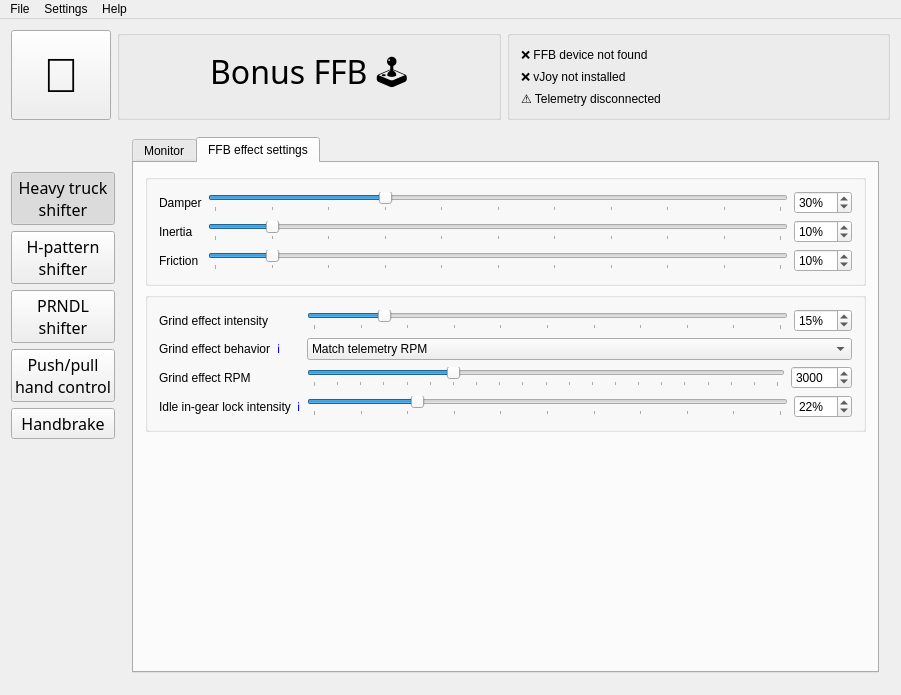
Old version of the form BonusFFB/BonusFFB.ui in the repository kgmonteith/BonusFFB.
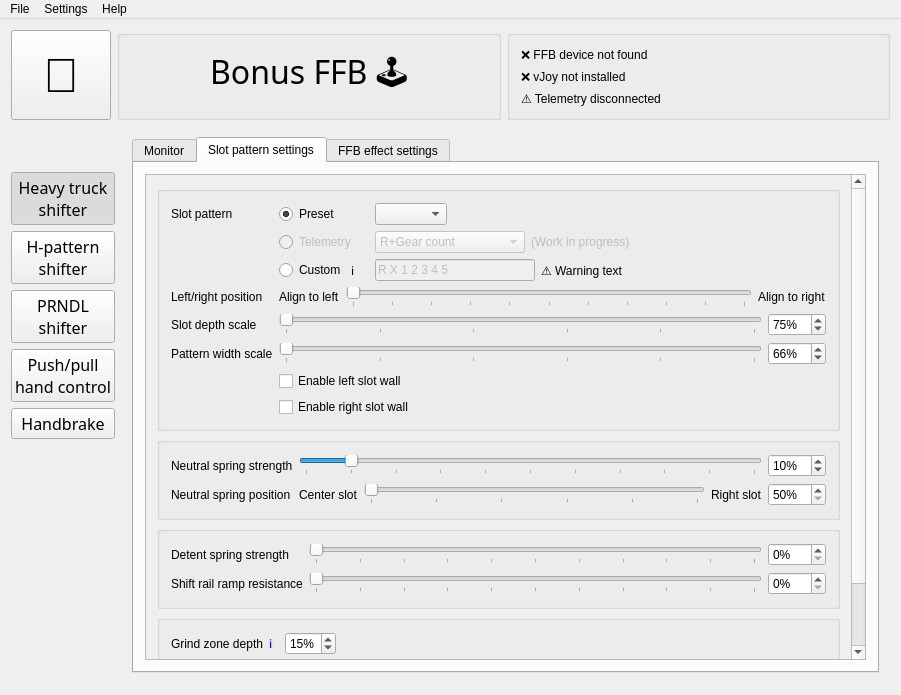
New version of the form. The open tabs and pages were chosen to show the change. Icons and pictures are not drawn.

The edit to the form file:
```diff
--- a/BonusFFB/BonusFFB.ui
+++ b/BonusFFB/BonusFFB.ui
@@ -1886,6 +1886,807 @@
             </item>
            </layout>
           </widget>
+          <widget class="QWidget" name="tab_9">
+           <attribute name="title">
+            <string>Slot pattern settings</string>
+           </attribute>
+           <layout class="QGridLayout" name="gridLayout_23">
+            <item row="0" column="0">
+             <widget class="QScrollArea" name="scrollArea">
+              <property name="frameShape">
+               <enum>QFrame::Shape::StyledPanel</enum>
+              </property>
+              <property name="frameShadow">
+               <enum>QFrame::Shadow::Sunken</enum>
+              </property>
+              <property name="lineWidth">
+               <number>0</number>
+              </property>
+              <property name="widgetResizable">
+               <bool>true</bool>
+              </property>
+              <widget class="QWidget" name="scrollAreaWidgetContents">
+               <property name="geometry">
+                <rect>
+                 <x>0</x>
+                 <y>-149</y>
+                 <width>722</width>
+                 <height>606</height>
+                </rect>
+               </property>
+               <layout class="QVBoxLayout" name="verticalLayout_14">
+                <item>
+                 <widget class="QGroupBox" name="groupBox_32">
+                  <property name="title">
+                   <string/>
+                  </property>
+                  <layout class="QFormLayout" name="formLayout_12">
+                   <item row="1" column="0">
+                    <layout class="QHBoxLayout" name="horizontalLayout_55">
+                     <item>
+                      <widget class="QLabel" name="label_43">
+                       <property name="text">
+                        <string>Slot pattern</string>
+                       </property>
+                      </widget>
+                     </item>
+                    </layout>
+                   </item>
+                   <item row="1" column="1">
+                    <layout class="QHBoxLayout" name="horizontalLayout_27">
+                     <item>
+                      <widget class="QRadioButton" name="hshifter_slotPatternRadioButtonPreset">
+                       <property name="minimumSize">
+                        <size>
+                         <width>90</width>
+                         <height>0</height>
+                        </size>
+                       </property>
+                       <property name="text">
+                        <string>Preset</string>
+                       </property>
+                       <property name="checked">
+                        <bool>true</bool>
+                       </property>
+                      </widget>
+                     </item>
+                     <item>
+                      <widget class="QComboBox" name="hshifter_slotPatternPresetComboBox">
+                       <property name="enabled">
+                        <bool>true</bool>
+                       </property>
+                       <property name="sizePolicy">
+                        <sizepolicy hsizetype="Minimum" vsizetype="Fixed">
+                         <horstretch>0</horstretch>
+                         <verstretch>0</verstretch>
+                        </sizepolicy>
+                       </property>
+                       <property name="currentIndex">
+                        <number>-1</number>
+                       </property>
+                      </widget>
+                     </item>
+                     <item>
+                      <spacer name="horizontalSpacer_3">
+                       <property name="orientation">
+                        <enum>Qt::Orientation::Horizontal</enum>
+                       </property>
+                       <property name="sizeHint" stdset="0">
+                        <size>
+                         <width>40</width>
+                         <height>20</height>
+                        </size>
+                       </property>
+                      </spacer>
+                     </item>
+                    </layout>
+                   </item>
+                   <item row="2" column="1">
+                    <layout class="QHBoxLayout" name="horizontalLayout_8">
+                     <item>
+                      <widget class="QRadioButton" name="hshifter_slotPatternRadioButtonTelemetry">
+                       <property name="enabled">
+                        <bool>false</bool>
+                       </property>
+                       <property name="minimumSize">
+                        <size>
+                         <width>90</width>
+                         <height>0</height>
+                        </size>
+                       </property>
+                       <property name="text">
+                        <string>Telemetry</string>
+                       </property>
+                      </widget>
+                     </item>
+                     <item>
+                      <widget class="QComboBox" name="hshifter_slotPatternTelemetryComboBox">
+                       <property name="enabled">
+                        <bool>false</bool>
+                       </property>
+                       <item>
+                        <property name="text">
+                         <string>R+Gear count</string>
+                        </property>
+                       </item>
+                       <item>
+                        <property name="text">
+                         <string>Dogleg R+Gear count</string>
+                        </property>
+                       </item>
+                       <item>
+                        <property name="text">
+                         <string>Gear count+R</string>
+                        </property>
+                       </item>
+                      </widget>
+                     </item>
+                     <item>
+                      <widget class="QLabel" name="label_22">
+                       <property name="enabled">
+                        <bool>false</bool>
+                       </property>
+                       <property name="text">
+                        <string>(Work in progress)</string>
+                       </property>
+                      </widget>
+                     </item>
+                     <item>
+                      <spacer name="horizontalSpacer_4">
+                       <property name="orientation">
+                        <enum>Qt::Orientation::Horizontal</enum>
+                       </property>
+                       <property name="sizeHint" stdset="0">
+                        <size>
+                         <width>40</width>
+                         <height>20</height>
+                        </size>
+                       </property>
+                      </spacer>
+                     </item>
+                    </layout>
+                   </item>
+                   <item row="3" column="1">
+                    <layout class="QHBoxLayout" name="horizontalLayout_6">
+                     <item>
+                      <widget class="QRadioButton" name="hshifter_slotPatternRadioButtonCustom">
+                       <property name="minimumSize">
+                        <size>
+                         <width>66</width>
+                         <height>0</height>
+                        </size>
+                       </property>
+                       <property name="maximumSize">
+                        <size>
+                         <width>66</width>
+                         <height>16777215</height>
+                        </size>
+                       </property>
+                       <property name="text">
+                        <string>Custom</string>
+                       </property>
+                      </widget>
+                     </item>
+                     <item>
+                      <widget class="QLabel" name="label_21">
+                       <property name="minimumSize">
+                        <size>
+                         <width>18</width>
+                         <height>0</height>
+                        </size>
+                       </property>
+                       <property name="maximumSize">
+                        <size>
+                         <width>18</width>
+                         <height>16777215</height>
+                        </size>
+                       </property>
+                       <property name="text">
+                        <string>ℹ️</string>
+                       </property>
+                      </widget>
+                     </item>
+                     <item>
+                      <widget class="QLineEdit" name="hshifter_slotPatternCustomLineEdit">
+                       <property name="enabled">
+                        <bool>false</bool>
+                       </property>
+                       <property name="maximumSize">
+                        <size>
+                         <width>160</width>
+                         <height>16777215</height>
+                        </size>
+                       </property>
+                       <property name="text">
+                        <string>R X 1 2 3 4 5</string>
+                       </property>
+                       <property name="maxLength">
+                        <number>48</number>
+                       </property>
+                      </widget>
+                     </item>
+                     <item>
+                      <widget class="QLabel" name="hshifter_slotPatternCustomWarningLabel">
+                       <property name="text">
+                        <string>⚠️ Warning text</string>
+                       </property>
+                      </widget>
+                     </item>
+                    </layout>
+                   </item>
+                   <item row="5" column="0">
+                    <layout class="QHBoxLayout" name="horizontalLayout_56">
+                     <item>
+                      <widget class="QLabel" name="label_45">
+                       <property name="text">
+                        <string>Left/right position</string>
+                       </property>
+                      </widget>
+                     </item>
+                    </layout>
+                   </item>
+                   <item row="5" column="1">
+                    <layout class="QHBoxLayout" name="horizontalLayout_110">
+                     <item>
+                      <widget class="QLabel" name="label_9">
+                       <property name="text">
+                        <string>Align to left</string>
+                       </property>
+                      </widget>
+                     </item>
+                     <item>
+                      <widget class="QSlider" name="hshifter_slotPatternLeftOffsetSlider">
+                       <property name="enabled">
+                        <bool>true</bool>
+                       </property>
+                       <property name="maximum">
+                        <number>100</number>
+                       </property>
+                       <property name="singleStep">
+                        <number>10</number>
+                       </property>
+                       <property name="value">
+                        <number>0</number>
+                       </property>
+                       <property name="orientation">
+                        <enum>Qt::Orientation::Horizontal</enum>
+                       </property>
+                       <property name="tickPosition">
+                        <enum>QSlider::TickPosition::TicksBelow</enum>
+                       </property>
+                       <property name="tickInterval">
+                        <number>10</number>
+                       </property>
+                      </widget>
+                     </item>
+                     <item>
+                      <widget class="QLabel" name="label_11">
+                       <property name="text">
+                        <string>Align to right</string>
+                       </property>
+                      </widget>
+                     </item>
+                    </layout>
+                   </item>
+                   <item row="6" column="0">
+                    <layout class="QHBoxLayout" name="horizontalLayout_111">
+                     <item>
+                      <widget class="QLabel" name="label_88">
+                       <property name="text">
+                        <string>Slot depth scale</string>
+                       </property>
+                      </widget>
+                     </item>
+                    </layout>
+                   </item>
+                   <item row="6" column="1">
+                    <layout class="QHBoxLayout" name="horizontalLayout_112">
+                     <item>
+                      <widget class="QSlider" name="hshifter_slotPatternDepthScaleSlider">
+                       <property name="enabled">
+                        <bool>true</bool>
+                       </property>
+                       <property name="minimum">
+                        <number>50</number>
+                       </property>
+                       <property name="maximum">
+                        <number>100</number>
+                       </property>
+                       <property name="value">
+                        <number>50</number>
+                       </property>
+                       <property name="orientation">
+                        <enum>Qt::Orientation::Horizontal</enum>
+                       </property>
+                       <property name="tickPosition">
+                        <enum>QSlider::TickPosition::TicksBelow</enum>
+                       </property>
+                       <property name="tickInterval">
+                        <number>10</number>
+                       </property>
+                      </widget>
+                     </item>
+                     <item>
+                      <widget class="QSpinBox" name="hshifter_slotPatternDepthScaleSpinbox">
+                       <property name="enabled">
+                        <bool>true</bool>
+                       </property>
+                       <property name="suffix">
+                        <string>%</string>
+                       </property>
+                       <property name="minimum">
+                        <number>50</number>
+                       </property>
+                       <property name="maximum">
+                        <number>100</number>
+                       </property>
+                       <property name="value">
+                        <number>75</number>
+                       </property>
+                      </widget>
+                     </item>
+                    </layout>
+                   </item>
+                   <item row="8" column="0">
+                    <layout class="QHBoxLayout" name="horizontalLayout_113">
+                     <item>
+                      <widget class="QLabel" name="label_89">
+                       <property name="text">
+                        <string>Pattern width scale</string>
+                       </property>
+                      </widget>
+                     </item>
+                    </layout>
+                   </item>
+                   <item row="8" column="1">
+                    <layout class="QHBoxLayout" name="horizontalLayout_114">
+                     <item>
+                      <widget class="QSlider" name="hshifter_slotPatternWidthScaleSlider">
+                       <property name="enabled">
+                        <bool>true</bool>
+                       </property>
+                       <property name="minimum">
+                        <number>50</number>
+                       </property>
+                       <property name="maximum">
+                        <number>100</number>
+                       </property>
+                       <property name="value">
+                        <number>50</number>
+                       </property>
+                       <property name="orientation">
+                        <enum>Qt::Orientation::Horizontal</enum>
+                       </property>
+                       <property name="tickPosition">
+                        <enum>QSlider::TickPosition::TicksBelow</enum>
+                       </property>
+                       <property name="tickInterval">
+                        <number>10</number>
+                       </property>
+                      </widget>
+                     </item>
+                     <item>
+                      <widget class="QSpinBox" name="hshifter_slotPatternWidthScaleSpinbox">
+                       <property name="enabled">
+                        <bool>true</bool>
+                       </property>
+                       <property name="suffix">
+                        <string>%</string>
+                       </property>
+                       <property name="minimum">
+                        <number>0</number>
+                       </property>
+                       <property name="maximum">
+                        <number>100</number>
+                       </property>
+                       <property name="value">
+                        <number>66</number>
+                       </property>
+                      </widget>
+                     </item>
+                    </layout>
+                   </item>
+                   <item row="9" column="1">
+                    <widget class="QCheckBox" name="hshifter_leftSlotWallCheckbox">
+                     <property name="text">
+                      <string>Enable left slot wall</string>
+                     </property>
+                    </widget>
+                   </item>
+                   <item row="10" column="1">
+                    <widget class="QCheckBox" name="hshifter_rightSlotWallCheckbox">
+                     <property name="text">
+                      <string>Enable right slot wall</string>
+                     </property>
+                    </widget>
+                   </item>
+                  </layout>
+                 </widget>
+                </item>
+                <item>
+                 <widget class="QGroupBox" name="groupBox_33">
+                  <property name="title">
+                   <string/>
+                  </property>
+                  <layout class="QFormLayout" name="formLayout_17">
+                   <item row="0" column="0">
+                    <layout class="QHBoxLayout" name="horizontalLayout_115">
+                     <item>
+                      <widget class="QLabel" name="label_90">
+                       <property name="text">
+                        <string>Neutral spring strength</string>
+                       </property>
+                      </widget>
+                     </item>
+                    </layout>
+                   </item>
+                   <item row="0" column="1">
+                    <layout class="QHBoxLayout" name="horizontalLayout_116">
+                     <item>
+                      <widget class="QSlider" name="hshifter_neutralSpringStrengthSlider">
+                       <property name="minimum">
+                        <number>0</number>
+                       </property>
+                       <property name="maximum">
+                        <number>100</number>
+                       </property>
+                       <property name="singleStep">
+                        <number>1</number>
+                       </property>
+                       <property name="value">
+                        <number>10</number>
+                       </property>
+                       <property name="orientation">
+                        <enum>Qt::Orientation::Horizontal</enum>
+                       </property>
+                       <property name="tickPosition">
+                        <enum>QSlider::TickPosition::TicksBelow</enum>
+                       </property>
+                       <property name="tickInterval">
+                        <number>10</number>
+                       </property>
+                      </widget>
+                     </item>
+                     <item>
+                      <widget class="QSpinBox" name="hshifter_neutralSpringStrengthSpinbox">
+                       <property name="suffix">
+                        <string>%</string>
+                       </property>
+                       <property name="minimum">
+                        <number>0</number>
+                       </property>
+                       <property name="maximum">
+                        <number>100</number>
+                       </property>
+                       <property name="singleStep">
+                        <number>5</number>
+                       </property>
+                       <property name="value">
+                        <number>10</number>
+                       </property>
+                      </widget>
+                     </item>
+                    </layout>
+                   </item>
+                   <item row="1" column="0">
+                    <layout class="QHBoxLayout" name="horizontalLayout_117">
+                     <item>
+                      <widget class="QLabel" name="label_91">
+                       <property name="text">
+                        <string>Neutral spring position</string>
+                       </property>
+                      </widget>
+                     </item>
+                    </layout>
+                   </item>
+                   <item row="1" column="1">
+                    <layout class="QHBoxLayout" name="horizontalLayout_118">
+                     <item>
+                      <widget class="QLabel" name="label_12">
+                       <property name="text">
+                        <string>Center slot</string>
+                       </property>
+                      </widget>
+                     </item>
+                     <item>
+                      <widget class="QSlider" name="hshifter_neutralSpringPositionSlider">
+                       <property name="enabled">
+                        <bool>true</bool>
+                       </property>
+                       <property name="minimum">
+                        <number>50</number>
+                       </property>
+                       <property name="maximum">
+                        <number>100</number>
+                       </property>
+                       <property name="singleStep">
+                        <number>10</number>
+                       </property>
+                       <property name="value">
+                        <number>50</number>
+                       </property>
+                       <property name="orientation">
+                        <enum>Qt::Orientation::Horizontal</enum>
+                       </property>
+                       <property name="tickPosition">
+                        <enum>QSlider::TickPosition::TicksBelow</enum>
+                       </property>
+                       <property name="tickInterval">
+                        <number>10</number>
+                       </property>
+                      </widget>
+                     </item>
+                     <item>
+                      <widget class="QLabel" name="label_20">
+                       <property name="text">
+                        <string>Right slot</string>
+                       </property>
+                      </widget>
+                     </item>
+                     <item>
+                      <widget class="QSpinBox" name="heavytruck_neutralSpringPositionSpinbox_2">
+                       <property name="suffix">
+                        <string>%</string>
+                       </property>
+                       <property name="minimum">
+                        <number>50</number>
+                       </property>
+                       <property name="maximum">
+                        <number>100</number>
+                       </property>
+                      </widget>
+                     </item>
+                    </layout>
+                   </item>
+                  </layout>
+                 </widget>
+                </item>
+                <item>
+                 <widget class="QGroupBox" name="groupBox_31">
+                  <property name="title">
+                   <string/>
+                  </property>
+                  <layout class="QFormLayout" name="formLayout_11">
+                   <item row="1" column="0">
+                    <layout class="QHBoxLayout" name="horizontalLayout_106">
+                     <item>
+                      <widget class="QLabel" name="label_86">
+                       <property name="toolTip">
+                        <string>Resistance felt as the stick moves away from neutral, before it releases into a detent.
+
+Simulates the detent ball riding up the cammed ramp between detent notches. This is the &quot;hump&quot; you feel mid-stroke when shifting into or out of gear.</string>
+                       </property>
+                       <property name="text">
+                        <string>Shift rail ramp resistance</string>
+                       </property>
+                      </widget>
+                     </item>
+                    </layout>
+                   </item>
+                   <item row="1" column="1">
+                    <layout class="QHBoxLayout" name="horizontalLayout_107">
+                     <item>
+                      <widget class="QSlider" name="hshifter_shiftRailRampStrengthSlider">
+                       <property name="minimum">
+                        <number>0</number>
+                       </property>
+                       <property name="maximum">
+                        <number>100</number>
+                       </property>
+                       <property name="singleStep">
+                        <number>1</number>
+                       </property>
+                       <property name="value">
+                        <number>0</number>
+                       </property>
+                       <property name="orientation">
+                        <enum>Qt::Orientation::Horizontal</enum>
+                       </property>
+                       <property name="tickPosition">
+                        <enum>QSlider::TickPosition::TicksBelow</enum>
+                       </property>
+                       <property name="tickInterval">
+                        <number>10</number>
+                       </property>
+                      </widget>
+                     </item>
+                     <item>
+                      <widget class="QSpinBox" name="hshifter_shiftRailRampStrengthSpinbox">
+                       <property name="suffix">
+                        <string>%</string>
+                       </property>
+                       <property name="minimum">
+                        <number>0</number>
+                       </property>
+                       <property name="maximum">
+                        <number>100</number>
+                       </property>
+                       <property name="singleStep">
+                        <number>5</number>
+                       </property>
+                       <property name="value">
+                        <number>0</number>
+                       </property>
+                      </widget>
+                     </item>
+                    </layout>
+                   </item>
+                   <item row="0" column="0">
+                    <layout class="QHBoxLayout" name="horizontalLayout_108">
+                     <item>
+                      <widget class="QLabel" name="label_87">
+                       <property name="text">
+                        <string>Detent spring strength</string>
+                       </property>
+                      </widget>
+                     </item>
+                    </layout>
+                   </item>
+                   <item row="0" column="1">
+                    <layout class="QHBoxLayout" name="horizontalLayout_109">
+                     <item>
+                      <widget class="QSlider" name="hshifter_detentSpringStrengthSlider">
+                       <property name="minimum">
+                        <number>0</number>
+                       </property>
+                       <property name="maximum">
+                        <number>100</number>
+                       </property>
+                       <property name="singleStep">
+                        <number>1</number>
+                       </property>
+                       <property name="value">
+                        <number>0</number>
+                       </property>
+                       <property name="orientation">
+                        <enum>Qt::Orientation::Horizontal</enum>
+                       </property>
+                       <property name="tickPosition">
+                        <enum>QSlider::TickPosition::TicksBelow</enum>
+                       </property>
+                       <property name="tickInterval">
+                        <number>10</number>
+                       </property>
+                      </widget>
+                     </item>
+                     <item>
+                      <widget class="QSpinBox" name="hshifter_detentSpringStrengthSpinbox">
+                       <property name="suffix">
+                        <string>%</string>
+                       </property>
+                       <property name="minimum">
+                        <number>0</number>
+                       </property>
+                       <property name="maximum">
+                        <number>100</number>
+                       </property>
+                       <property name="singleStep">
+                        <number>5</number>
+                       </property>
+                       <property name="value">
+                        <number>0</number>
+                       </property>
+                      </widget>
+                     </item>
+                    </layout>
+                   </item>
+                  </layout>
+                 </widget>
+                </item>
+                <item>
+                 <widget class="QGroupBox" name="groupBox_34">
+                  <property name="title">
+                   <string/>
+                  </property>
+                  <layout class="QFormLayout" name="formLayout_18">
+                   <item row="0" column="0">
+                    <layout class="QHBoxLayout" name="horizontalLayout_119">
+                     <item>
+                      <widget class="QLabel" name="label_92">
+                       <property name="text">
+                        <string>Grind zone depth</string>
+                       </property>
+                      </widget>
+                     </item>
+                     <item>
+                      <widget class="QLabel" name="label_93">
+                       <property name="text">
+                        <string>&lt;a href=&quot;https://kgmonteith.github.io/BonusFFB/heavytruck/#button-zone-depth&quot; style=&quot;text-decoration: none&quot;&gt;ℹ️&lt;/a&gt;</string>
+                       </property>
+                       <property name="openExternalLinks">
+                        <bool>true</bool>
+                       </property>
+                      </widget>
+                     </item>
+                    </layout>
+                   </item>
+                   <item row="0" column="1">
+                    <widget class="QSpinBox" name="hshifter_grindZoneDepthSpinbox">
+                     <property name="sizePolicy">
+                      <sizepolicy hsizetype="Fixed" vsizetype="Fixed">
+                       <horstretch>0</horstretch>
+                       <verstretch>0</verstretch>
+                      </sizepolicy>
+                     </property>
+                     <property name="suffix">
+                      <string>%</string>
+                     </property>
+                     <property name="minimum">
+                      <number>10</number>
+                     </property>
+                     <property name="maximum">
+                      <number>80</number>
+                     </property>
+                     <property name="singleStep">
+                      <number>5</number>
+                     </property>
+                     <property name="value">
+                      <number>15</number>
+                     </property>
+                    </widget>
+                   </item>
+                   <item row="1" column="0">
+                    <layout class="QHBoxLayout" name="horizontalLayout_120">
+                     <item>
+                      <widget class="QLabel" name="label_94">
+                       <property name="text">
+                        <string>Button zone depth</string>
+                       </property>
+                      </widget>
+                     </item>
+                     <item>
+                      <widget class="QLabel" name="label_95">
+                       <property name="text">
+                        <string>&lt;a href=&quot;https://kgmonteith.github.io/BonusFFB/heavytruck/#button-zone-depth&quot; style=&quot;text-decoration: none&quot;&gt;ℹ️&lt;/a&gt;</string>
+                       </property>
+                       <property name="openExternalLinks">
+                        <bool>true</bool>
+                       </property>
+                      </widget>
+                     </item>
+                    </layout>
+                   </item>
+                   <item row="1" column="1">
+                    <widget class="QSpinBox" name="hshifter_buttonZoneDepthSpinbox">
+                     <property name="sizePolicy">
+                      <sizepolicy hsizetype="Fixed" vsizetype="Fixed">
+                       <horstretch>0</horstretch>
+                       <verstretch>0</verstretch>
+                      </sizepolicy>
+                     </property>
+                     <property name="suffix">
+                      <string>%</string>
+                     </property>
+                     <property name="minimum">
+                      <number>20</number>
+                     </property>
+                     <property name="maximum">
+                      <number>90</number>
+                     </property>
+                     <property name="singleStep">
+                      <number>5</number>
+                     </property>
+                     <property name="value">
+                      <number>35</number>
+                     </property>
+                    </widget>
+                   </item>
+                   <item row="2" column="1">
+                    <widget class="QCheckBox" name="hshifter_displayZoneMarkers">
+                     <property name="text">
+                      <string>Display grind and button zone markers on joystick map</string>
+                     </property>
+                    </widget>
+                   </item>
+                  </layout>
+                 </widget>
+                </item>
+               </layout>
+              </widget>
+             </widget>
+            </item>
+           </layout>
+          </widget>
           <widget class="QWidget" name="tab_2">
            <attribute name="title">
             <string>FFB effect settings</string>
```
Left out of the diff: 108 changed lines with no effect on the pictures.
